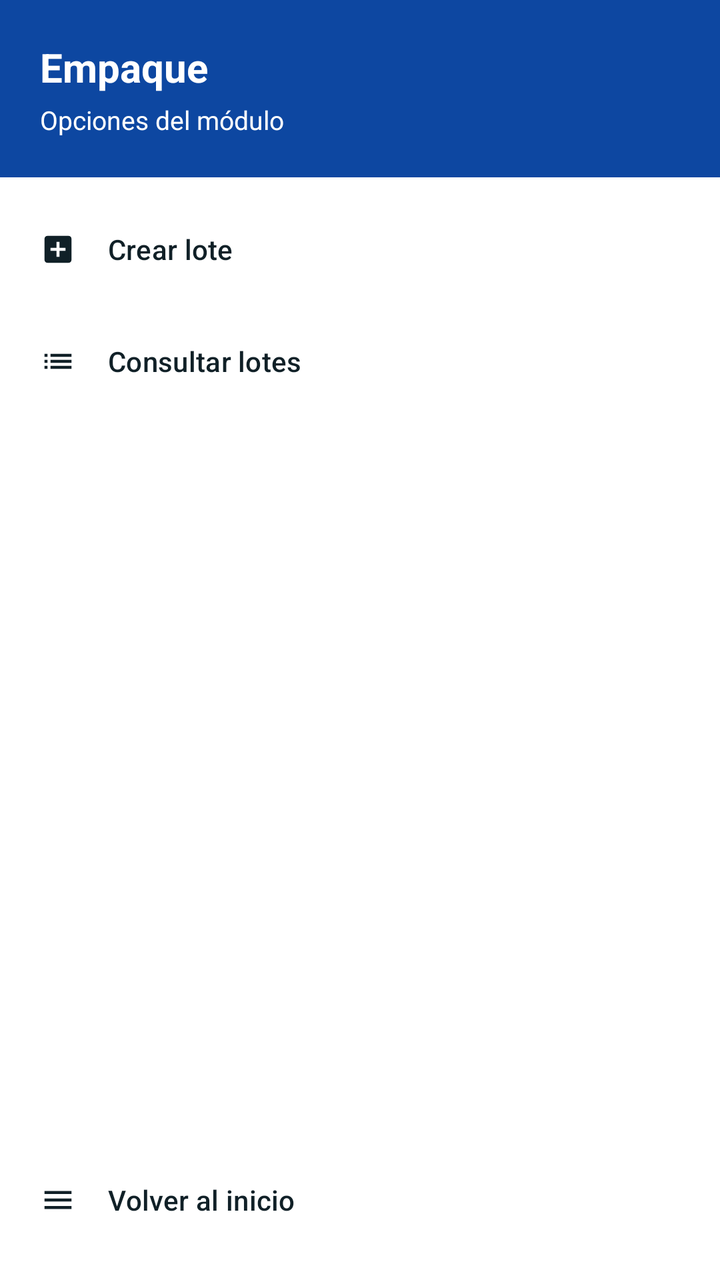
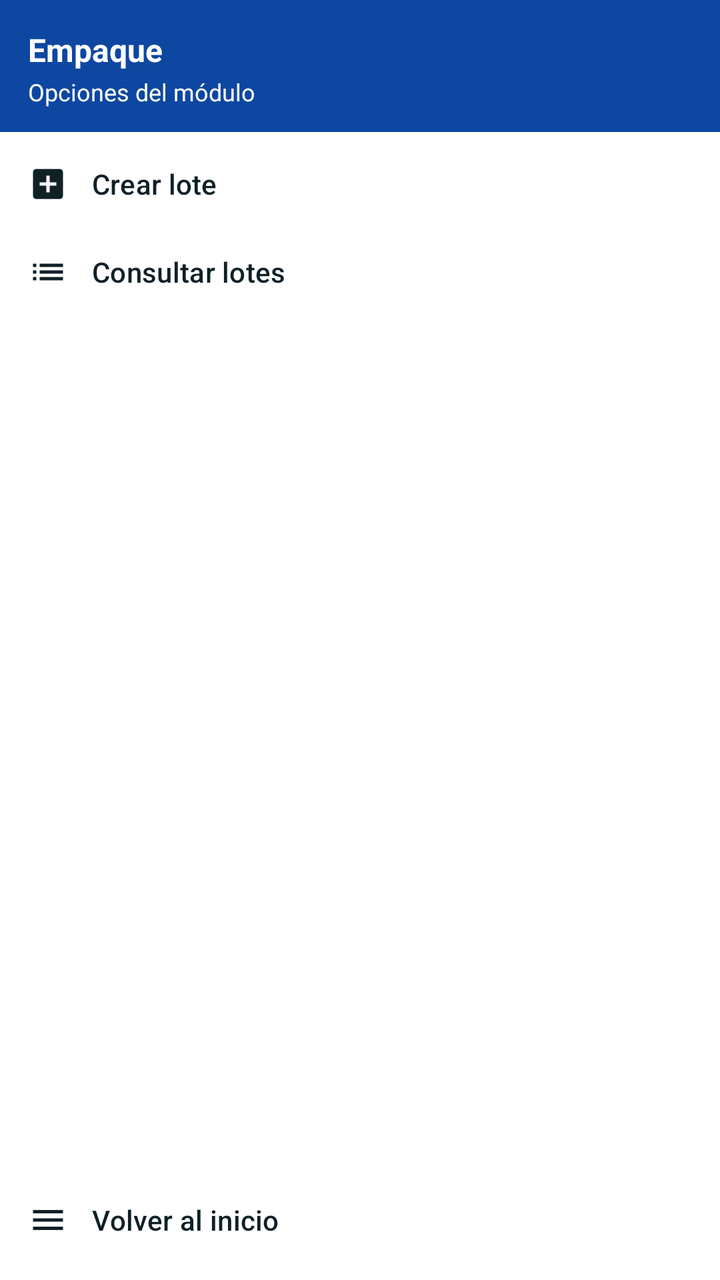

Screens rendered from an Android XML layout before and after an edit, with the pre-edit source and the edit as a unified diff.
<!-- AndroidManifest.xml: application theme Theme.PackingTracker -->
<!-- res/layout/drawer_content_empaque.xml -->
<?xml version="1.0" encoding="utf-8"?>
<LinearLayout xmlns:android="http://schemas.android.com/apk/res/android"
    xmlns:app="http://schemas.android.com/apk/res-auto"
    android:layout_width="match_parent"
    android:layout_height="match_parent"
    android:background="@color/surface"
    android:orientation="vertical"
    android:paddingBottom="12dp">

    <LinearLayout
        android:layout_width="match_parent"
        android:layout_height="wrap_content"
        android:background="@color/primary"
        android:orientation="vertical"
        android:padding="20dp">

        <TextView
            android:layout_width="match_parent"
            android:layout_height="wrap_content"
            android:text="@string/empaque_title"
            android:textColor="@color/on_primary"
            android:textSize="20sp"
            android:textStyle="bold" />

        <TextView
            android:layout_width="match_parent"
            android:layout_height="wrap_content"
            android:layout_marginTop="4dp"
            android:text="@string/empaque_drawer_subtitle"
            android:textColor="@color/on_primary"
            android:textSize="13sp" />
    </LinearLayout>

    <com.google.android.material.button.MaterialButton
        android:id="@+id/drawerCreateLoteButton"
        style="@style/Widget.Material3.Button.TextButton"
        android:layout_width="match_parent"
        android:layout_height="wrap_content"
        android:layout_marginTop="8dp"
        android:gravity="start|center_vertical"
        android:minHeight="56dp"
        android:paddingStart="20dp"
        android:paddingEnd="20dp"
        android:text="@string/empaque_nav_create"
        android:textColor="@color/on_surface"
        app:icon="@drawable/ic_add_box"
        app:iconGravity="textStart"
        app:iconPadding="16dp"
        app:iconTint="@color/on_surface" />

    <com.google.android.material.button.MaterialButton
        android:id="@+id/drawerListaLotesButton"
        style="@style/Widget.Material3.Button.TextButton"
        android:layout_width="match_parent"
        android:layout_height="wrap_content"
        android:gravity="start|center_vertical"
        android:minHeight="56dp"
        android:paddingStart="20dp"
        android:paddingEnd="20dp"
        android:text="@string/empaque_nav_list"
        android:textColor="@color/on_surface"
        app:icon="@drawable/ic_list"
        app:iconGravity="textStart"
        app:iconPadding="16dp"
        app:iconTint="@color/on_surface" />

    <View
        android:layout_width="match_parent"
        android:layout_height="0dp"
        android:layout_weight="1" />

    <com.google.android.material.button.MaterialButton
        android:id="@+id/drawerHomeButton"
        style="@style/Widget.Material3.Button.TextButton"
        android:layout_width="match_parent"
        android:layout_height="wrap_content"
        android:gravity="start|center_vertical"
        android:minHeight="56dp"
        android:paddingStart="20dp"
        android:paddingEnd="20dp"
        android:text="@string/empaque_nav_home"
        android:textColor="@color/on_surface"
        app:icon="@drawable/ic_menu"
        app:iconGravity="textStart"
        app:iconPadding="16dp"
        app:iconTint="@color/on_surface" />

</LinearLayout>
<!-- resources referenced by this layout -->
<resources>
  <color name="on_primary">#FFFFFF</color>
  <color name="on_surface">#102027</color>
  <color name="primary">#0D47A1</color>
  <color name="surface">#FFFFFF</color>
  <!-- drawable ic_add_box (drawable) -->
  <?xml version="1.0" encoding="utf-8"?>
  <vector xmlns:android="http://schemas.android.com/apk/res/android"
      android:width="24dp"
      android:height="24dp"
      android:viewportWidth="24"
      android:viewportHeight="24">
      <path
          android:fillColor="#FFFFFFFF"
          android:pathData="M19,3H5c-1.11,0 -2,0.9 -2,2v14c0,1.1 0.89,2 2,2h14c1.1,0 2,-0.9 2,-2V5c0,-1.1 -0.9,-2 -2,-2zM17,13h-4v4h-2v-4H7v-2h4V7h2v4h4v2z" />
  </vector>
  <!-- drawable ic_list (drawable) -->
  <?xml version="1.0" encoding="utf-8"?>
  <vector xmlns:android="http://schemas.android.com/apk/res/android"
      android:width="24dp"
      android:height="24dp"
      android:viewportWidth="24"
      android:viewportHeight="24">
      <path
          android:fillColor="#FFFFFFFF"
          android:pathData="M3,13h2v-2H3v2zM3,17h2v-2H3v2zM3,9h2V7H3v2zM7,13h14v-2H7v2zM7,17h14v-2H7v2zM7,7v2h14V7H7z" />
  </vector>
  <!-- drawable ic_menu (drawable) -->
  <?xml version="1.0" encoding="utf-8"?>
  <vector xmlns:android="http://schemas.android.com/apk/res/android"
      android:width="24dp"
      android:height="24dp"
      android:viewportWidth="24"
      android:viewportHeight="24">
      <path
          android:fillColor="#FFFFFFFF"
          android:pathData="M3,6h18v2H3V6zM3,11h18v2H3v-2zM3,16h18v2H3v-2z" />
  </vector>
  <string name="empaque_drawer_subtitle">Opciones del módulo</string>
  <string name="empaque_nav_create">Crear lote</string>
  <string name="empaque_nav_home">Volver al inicio</string>
  <string name="empaque_nav_list">Consultar lotes</string>
  <string name="empaque_title">Empaque</string>
  <style name="Theme.PackingTracker" parent="Theme.Material3.DayNight.NoActionBar">
          <item name="colorPrimary">@color/primary</item>
          <item name="colorOnPrimary">@color/on_primary</item>
          <item name="colorSurface">@color/surface</item>
          <item name="colorOnSurface">@color/on_surface</item>
          <item name="colorOnSurfaceVariant">@color/on_surface_variant</item>
          <item name="colorOutline">@color/outline</item>
          <item name="android:colorBackground">@color/background</item>
          <item name="android:statusBarColor">@color/primary</item>
          <item name="android:windowBackground">@color/background</item>
          <item name="android:navigationBarColor">@color/background</item>
          <item name="android:textColorPrimary">@color/on_surface</item>
          <item name="android:textColorSecondary">@color/on_surface_variant</item>
          <item name="editTextColor">@color/on_surface</item>
          <item name="android:editTextColor">@color/on_surface</item>
          <item name="hintTextColor">@color/on_surface_variant</item>
          <item name="android:textColorHint">@color/on_surface_variant</item>
      </style>
  <color name="on_surface_variant">#3A4A54</color>
  <color name="outline">#5A6B76</color>
  <color name="background">#F5F7FA</color>
</resources>

<!-- the commit's change to res/layout/drawer_content_empaque.xml (unified diff, before → after) -->
@@ -5,30 +5,33 @@
     android:layout_height="match_parent"
     android:background="@color/surface"
     android:orientation="vertical"
-    android:paddingBottom="12dp">
+    android:paddingBottom="8dp">
 
     <LinearLayout
         android:layout_width="match_parent"
         android:layout_height="wrap_content"
         android:background="@color/primary"
         android:orientation="vertical"
-        android:padding="20dp">
+        android:paddingStart="14dp"
+        android:paddingTop="14dp"
+        android:paddingEnd="14dp"
+        android:paddingBottom="12dp">
 
         <TextView
             android:layout_width="match_parent"
             android:layout_height="wrap_content"
             android:text="@string/empaque_title"
             android:textColor="@color/on_primary"
-            android:textSize="20sp"
+            android:textSize="16sp"
             android:textStyle="bold" />
 
         <TextView
             android:layout_width="match_parent"
             android:layout_height="wrap_content"
-            android:layout_marginTop="4dp"
+            android:layout_marginTop="2dp"
             android:text="@string/empaque_drawer_subtitle"
             android:textColor="@color/on_primary"
-            android:textSize="13sp" />
+            android:textSize="12sp" />
     </LinearLayout>
 
     <com.google.android.material.button.MaterialButton
@@ -36,16 +39,20 @@
         style="@style/Widget.Material3.Button.TextButton"
         android:layout_width="match_parent"
         android:layout_height="wrap_content"
-        android:layout_marginTop="8dp"
+        android:layout_marginTop="4dp"
         android:gravity="start|center_vertical"
-        android:minHeight="56dp"
-        android:paddingStart="20dp"
-        android:paddingEnd="20dp"
+        android:insetTop="0dp"
+        android:insetBottom="0dp"
+        android:minHeight="@dimen/ui_drawer_item_height"
+        android:paddingStart="14dp"
+        android:paddingEnd="14dp"
         android:text="@string/empaque_nav_create"
         android:textColor="@color/on_surface"
+        android:textSize="14sp"
         app:icon="@drawable/ic_add_box"
         app:iconGravity="textStart"
-        app:iconPadding="16dp"
+        app:iconPadding="12dp"
+        app:iconSize="20dp"
         app:iconTint="@color/on_surface" />
 
     <com.google.android.material.button.MaterialButton
@@ -54,14 +61,18 @@
         android:layout_width="match_parent"
         android:layout_height="wrap_content"
         android:gravity="start|center_vertical"
-        android:minHeight="56dp"
-        android:paddingStart="20dp"
-        android:paddingEnd="20dp"
+        android:insetTop="0dp"
+        android:insetBottom="0dp"
+        android:minHeight="@dimen/ui_drawer_item_height"
+        android:paddingStart="14dp"
+        android:paddingEnd="14dp"
         android:text="@string/empaque_nav_list"
         android:textColor="@color/on_surface"
+        android:textSize="14sp"
         app:icon="@drawable/ic_list"
         app:iconGravity="textStart"
-        app:iconPadding="16dp"
+        app:iconPadding="12dp"
+        app:iconSize="20dp"
         app:iconTint="@color/on_surface" />
 
     <View
@@ -75,14 +86,18 @@
         android:layout_width="match_parent"
         android:layout_height="wrap_content"
         android:gravity="start|center_vertical"
-        android:minHeight="56dp"
-        android:paddingStart="20dp"
-        android:paddingEnd="20dp"
+        android:insetTop="0dp"
+        android:insetBottom="0dp"
+        android:minHeight="@dimen/ui_drawer_item_height"
+        android:paddingStart="14dp"
+        android:paddingEnd="14dp"
         android:text="@string/empaque_nav_home"
         android:textColor="@color/on_surface"
+        android:textSize="14sp"
         app:icon="@drawable/ic_menu"
         app:iconGravity="textStart"
-        app:iconPadding="16dp"
+        app:iconPadding="12dp"
+        app:iconSize="20dp"
         app:iconTint="@color/on_surface" />
 
 </LinearLayout>
<!-- resource entries referenced after the edit -->
@@ -4,6 +4,7 @@
   <color name="on_surface">#102027</color>
   <color name="primary">#0D47A1</color>
   <color name="surface">#FFFFFF</color>
+  <dimen name="ui_drawer_item_height">44dp</dimen>
   <!-- drawable ic_add_box (drawable) -->
   <?xml version="1.0" encoding="utf-8"?>
   <vector xmlns:android="http://schemas.android.com/apk/res/android"
